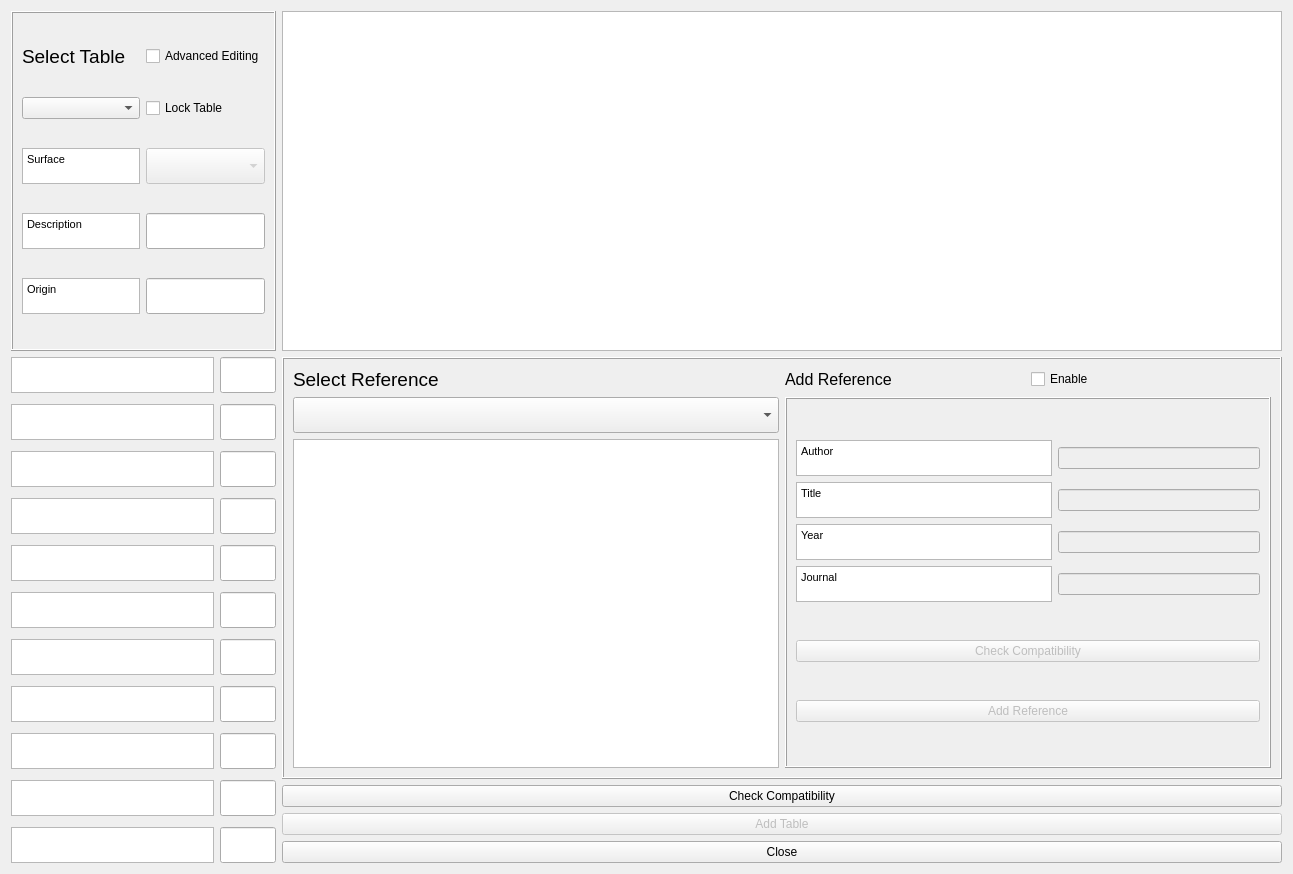
This is tabs/urban_type_db_editor_tab.ui in gusbacos/SUEWS-Database-manager as Qt 5 draws it before an edit. The edited form follows.
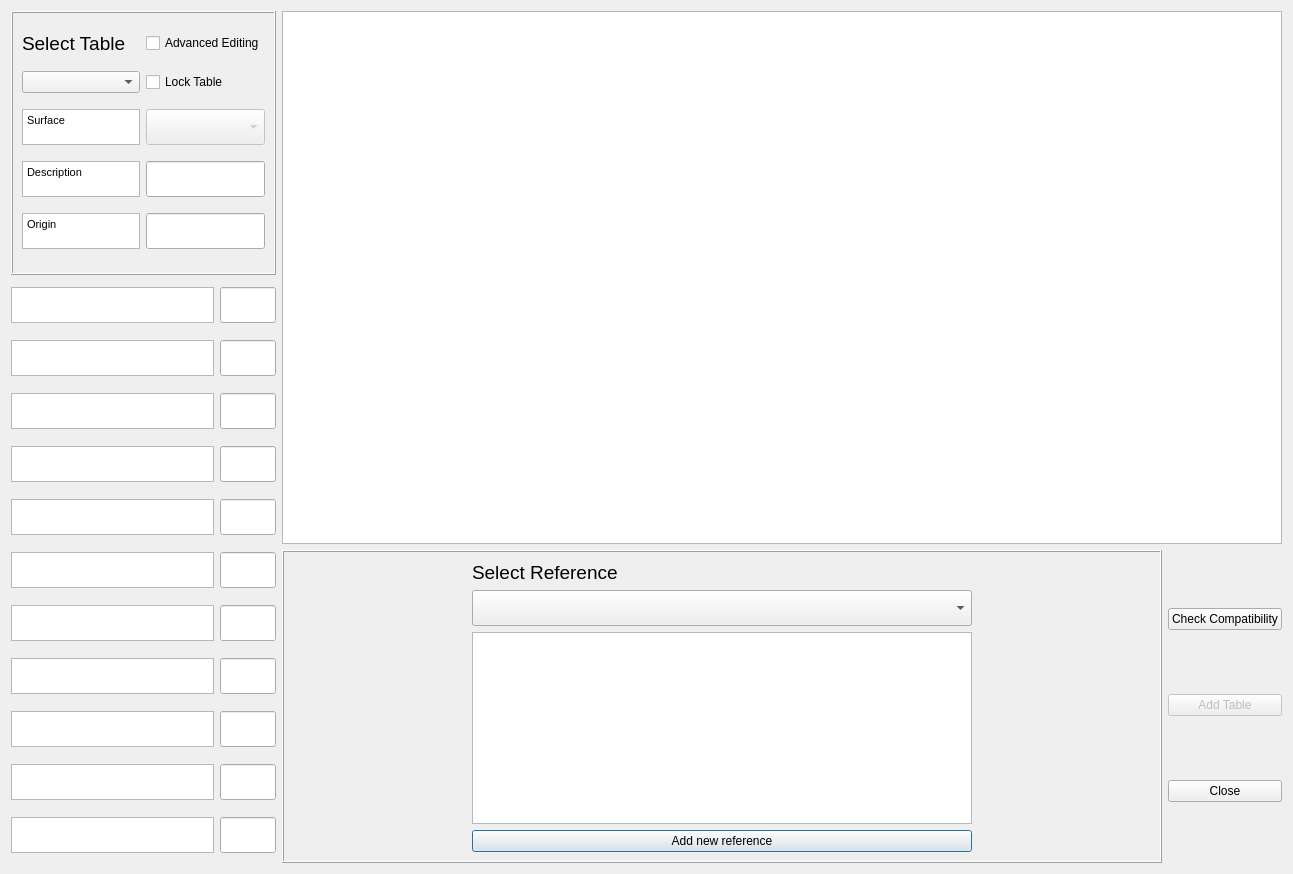
This is the edited form. Custom widgets are drawn as their Qt base class.

```diff
--- a/tabs/urban_type_db_editor_tab.ui
+++ b/tabs/urban_type_db_editor_tab.ui
@@ -13,7 +13,7 @@
   <property name="windowTitle">
    <string>Urban Type Database editor</string>
   </property>
-  <layout class="QGridLayout" name="gridLayout_5">
+  <layout class="QGridLayout" name="gridLayout_3">
    <item row="0" column="0">
     <widget class="QFrame" name="frame1">
      <property name="frameShape">
@@ -223,285 +223,7 @@
      </layout>
     </widget>
    </item>
-   <item row="1" column="1">
-    <widget class="QFrame" name="frame1_2">
-     <property name="frameShape">
-      <enum>QFrame::Box</enum>
-     </property>
-     <property name="frameShadow">
-      <enum>QFrame::Raised</enum>
-     </property>
-     <layout class="QGridLayout" name="gridLayout_6">
-      <item row="1" column="0">
-       <layout class="QGridLayout" name="gridLayout_4">
-        <item row="1" column="0">
-         <widget class="QComboBox" name="comboBoxRef">
-          <property name="sizePolicy">
-           <sizepolicy hsizetype="Expanding" vsizetype="Fixed">
-            <horstretch>0</horstretch>
-            <verstretch>0</verstretch>
-           </sizepolicy>
-          </property>
-          <property name="minimumSize">
-           <size>
-            <width>0</width>
-            <height>36</height>
-           </size>
-          </property>
-          <property name="maximumSize">
-           <size>
-            <width>500</width>
-            <height>36</height>
-           </size>
-          </property>
-          <item>
-           <property name="text">
-            <string/>
-           </property>
-          </item>
-         </widget>
-        </item>
-        <item row="2" column="0">
-         <widget class="QTextBrowser" name="textBrowserRef">
-          <property name="sizePolicy">
-           <sizepolicy hsizetype="Expanding" vsizetype="Preferred">
-            <horstretch>0</horstretch>
-            <verstretch>0</verstretch>
-           </sizepolicy>
-          </property>
-          <property name="maximumSize">
-           <size>
-            <width>500</width>
-            <height>16777215</height>
-           </size>
-          </property>
-         </widget>
-        </item>
-       </layout>
-      </item>
-      <item row="1" column="1">
-       <widget class="QFrame" name="frame1_3">
-        <property name="enabled">
-         <bool>true</bool>
-        </property>
-        <property name="frameShape">
-         <enum>QFrame::Box</enum>
-        </property>
-        <property name="frameShadow">
-         <enum>QFrame::Raised</enum>
-        </property>
-        <layout class="QGridLayout" name="gridLayout_9">
-         <item row="3" column="0">
-          <layout class="QGridLayout" name="gridLayout_3">
-           <item row="8" column="1">
-            <widget class="QgsFilterLineEdit" name="textEditRefJournal">
-             <property name="enabled">
-              <bool>false</bool>
-             </property>
-             <property name="qgisRelation" stdset="0">
-              <string notr="true"/>
-             </property>
-            </widget>
-           </item>
-           <item row="5" column="1">
-            <widget class="QgsFilterLineEdit" name="textEditRefAuthor">
-             <property name="enabled">
-              <bool>false</bool>
-             </property>
-             <property name="qgisRelation" stdset="0">
-              <string notr="true"/>
-             </property>
-            </widget>
-           </item>
-           <item row="7" column="1">
-            <widget class="QgsFilterLineEdit" name="textEditRefYear">
-             <property name="enabled">
-              <bool>false</bool>
-             </property>
-             <property name="qgisRelation" stdset="0">
-              <string notr="true"/>
-             </property>
-            </widget>
-           </item>
-           <item row="6" column="0">
-            <widget class="QTextBrowser" name="textBrowserRef3">
-             <property name="enabled">
-              <bool>true</bool>
-             </property>
-             <property name="sizePolicy">
-              <sizepolicy hsizetype="Expanding" vsizetype="Fixed">
-               <horstretch>0</horstretch>
-               <verstretch>0</verstretch>
-              </sizepolicy>
-             </property>
-             <property name="maximumSize">
-              <size>
-               <width>16777215</width>
-               <height>36</height>
-              </size>
-             </property>
-             <property name="html">
-              <string>&lt;!DOCTYPE HTML PUBLIC &quot;-//W3C//DTD HTML 4.0//EN&quot; &quot;http://www.w3.org/TR/REC-html40/strict.dtd&quot;&gt;
-&lt;html&gt;&lt;head&gt;&lt;meta name=&quot;qrichtext&quot; content=&quot;1&quot; /&gt;&lt;style type=&quot;text/css&quot;&gt;
-p, li { white-space: pre-wrap; }
-&lt;/style&gt;&lt;/head&gt;&lt;body style=&quot; font-family:'MS Shell Dlg 2'; font-size:8.25pt; font-weight:400; font-style:normal;&quot;&gt;
-&lt;p style=&quot; margin-top:0px; margin-bottom:0px; margin-left:0px; margin-right:0px; -qt-block-indent:0; text-indent:0px;&quot;&gt;&lt;span style=&quot; font-size:8pt;&quot;&gt;Title&lt;/span&gt;&lt;/p&gt;&lt;/body&gt;&lt;/html&gt;</string>
-             </property>
-            </widget>
-           </item>
-           <item row="6" column="1">
-            <widget class="QgsFilterLineEdit" name="textEditRefTitle">
-             <property name="enabled">
-              <bool>false</bool>
-             </property>
-             <property name="qgisRelation" stdset="0">
-              <string notr="true"/>
-             </property>
-            </widget>
-           </item>
-           <item row="7" column="0">
-            <widget class="QTextBrowser" name="textBrowserRef4">
-             <property name="enabled">
-              <bool>true</bool>
-             </property>
-             <property name="sizePolicy">
-              <sizepolicy hsizetype="Expanding" vsizetype="Fixed">
-               <horstretch>0</horstretch>
-               <verstretch>0</verstretch>
-              </sizepolicy>
-             </property>
-             <property name="maximumSize">
-              <size>
-               <width>16777215</width>
-               <height>36</height>
-              </size>
-             </property>
-             <property name="html">
-              <string>&lt;!DOCTYPE HTML PUBLIC &quot;-//W3C//DTD HTML 4.0//EN&quot; &quot;http://www.w3.org/TR/REC-html40/strict.dtd&quot;&gt;
-&lt;html&gt;&lt;head&gt;&lt;meta name=&quot;qrichtext&quot; content=&quot;1&quot; /&gt;&lt;style type=&quot;text/css&quot;&gt;
-p, li { white-space: pre-wrap; }
-&lt;/style&gt;&lt;/head&gt;&lt;body style=&quot; font-family:'MS Shell Dlg 2'; font-size:8.25pt; font-weight:400; font-style:normal;&quot;&gt;
-&lt;p style=&quot; margin-top:0px; margin-bottom:0px; margin-left:0px; margin-right:0px; -qt-block-indent:0; text-indent:0px;&quot;&gt;&lt;span style=&quot; font-size:8pt;&quot;&gt;Year&lt;/span&gt;&lt;/p&gt;&lt;/body&gt;&lt;/html&gt;</string>
-             </property>
-            </widget>
-           </item>
-           <item row="5" column="0">
-            <widget class="QTextBrowser" name="textBrowserRef2">
-             <property name="enabled">
-              <bool>true</bool>
-             </property>
-             <property name="sizePolicy">
-              <sizepolicy hsizetype="Expanding" vsizetype="Fixed">
-               <horstretch>0</horstretch>
-               <verstretch>0</verstretch>
-              </sizepolicy>
-             </property>
-             <property name="maximumSize">
-              <size>
-               <width>16777215</width>
-               <height>36</height>
-              </size>
-             </property>
-             <property name="html">
-              <string>&lt;!DOCTYPE HTML PUBLIC &quot;-//W3C//DTD HTML 4.0//EN&quot; &quot;http://www.w3.org/TR/REC-html40/strict.dtd&quot;&gt;
-&lt;html&gt;&lt;head&gt;&lt;meta name=&quot;qrichtext&quot; content=&quot;1&quot; /&gt;&lt;style type=&quot;text/css&quot;&gt;
-p, li { white-space: pre-wrap; }
-&lt;/style&gt;&lt;/head&gt;&lt;body style=&quot; font-family:'MS Shell Dlg 2'; font-size:8.25pt; font-weight:400; font-style:normal;&quot;&gt;
-&lt;p style=&quot; margin-top:0px; margin-bottom:0px; margin-left:0px; margin-right:0px; -qt-block-indent:0; text-indent:0px;&quot;&gt;&lt;span style=&quot; font-size:8pt;&quot;&gt;Author&lt;/span&gt;&lt;/p&gt;&lt;/body&gt;&lt;/html&gt;</string>
-             </property>
-            </widget>
-           </item>
-           <item row="8" column="0">
-            <widget class="QTextBrowser" name="textBrowserRef5">
-             <property name="enabled">
-              <bool>true</bool>
-             </property>
-             <property name="sizePolicy">
-              <sizepolicy hsizetype="Expanding" vsizetype="Fixed">
-               <horstretch>0</horstretch>
-               <verstretch>0</verstretch>
-              </sizepolicy>
-             </property>
-             <property name="maximumSize">
-              <size>
-               <width>16777215</width>
-               <height>36</height>
-              </size>
-             </property>
-             <property name="html">
-              <string>&lt;!DOCTYPE HTML PUBLIC &quot;-//W3C//DTD HTML 4.0//EN&quot; &quot;http://www.w3.org/TR/REC-html40/strict.dtd&quot;&gt;
-&lt;html&gt;&lt;head&gt;&lt;meta name=&quot;qrichtext&quot; content=&quot;1&quot; /&gt;&lt;style type=&quot;text/css&quot;&gt;
-p, li { white-space: pre-wrap; }
-&lt;/style&gt;&lt;/head&gt;&lt;body style=&quot; font-family:'MS Shell Dlg 2'; font-size:8.25pt; font-weight:400; font-style:normal;&quot;&gt;
-&lt;p style=&quot; margin-top:0px; margin-bottom:0px; margin-left:0px; margin-right:0px; -qt-block-indent:0; text-indent:0px;&quot;&gt;&lt;span style=&quot; font-size:8pt;&quot;&gt;Journal&lt;/span&gt;&lt;/p&gt;&lt;/body&gt;&lt;/html&gt;</string>
-             </property>
-            </widget>
-           </item>
-          </layout>
-         </item>
-         <item row="5" column="0">
-          <widget class="QPushButton" name="pushButtonAddRef">
-           <property name="enabled">
-            <bool>false</bool>
-           </property>
-           <property name="text">
-            <string>Add Reference</string>
-           </property>
-          </widget>
-         </item>
-         <item row="4" column="0">
-          <widget class="QPushButton" name="pushButtonCheckRef">
-           <property name="enabled">
-            <bool>false</bool>
-           </property>
-           <property name="text">
-            <string>Check Compatibility</string>
-           </property>
-          </widget>
-         </item>
-        </layout>
-       </widget>
-      </item>
-      <item row="0" column="1">
-       <layout class="QHBoxLayout" name="horizontalLayout">
-        <item>
-         <widget class="QLabel" name="label_45">
-          <property name="text">
-           <string>&lt;!DOCTYPE HTML PUBLIC &quot;-//W3C//DTD HTML 4.0//EN&quot; &quot;http://www.w3.org/TR/REC-html40/strict.dtd&quot;&gt;
-&lt;html&gt;&lt;head&gt;&lt;meta name=&quot;qrichtext&quot; content=&quot;1&quot; /&gt;&lt;style type=&quot;text/css&quot;&gt;
-p, li { white-space: pre-wrap; }
-&lt;/style&gt;&lt;/head&gt;&lt;body style=&quot; font-family:'MS Shell Dlg 2'; font-size:8pt; font-weight:400; font-style:normal;&quot;&gt;
-&lt;p style=&quot; margin-top:0px; margin-bottom:0px; margin-left:0px; margin-right:0px; -qt-block-indent:0; text-indent:0px;&quot;&gt;&lt;span style=&quot; font-size:12pt;&quot;&gt;Add Reference&lt;/span&gt;&lt;/p&gt;&lt;/body&gt;&lt;/html&gt;</string>
-          </property>
-         </widget>
-        </item>
-        <item>
-         <widget class="QCheckBox" name="checkBoxRef">
-          <property name="enabled">
-           <bool>true</bool>
-          </property>
-          <property name="text">
-           <string>Enable</string>
-          </property>
-         </widget>
-        </item>
-       </layout>
-      </item>
-      <item row="0" column="0">
-       <widget class="QLabel" name="label_43">
-        <property name="text">
-         <string>&lt;!DOCTYPE HTML PUBLIC &quot;-//W3C//DTD HTML 4.0//EN&quot; &quot;http://www.w3.org/TR/REC-html40/strict.dtd&quot;&gt;
-&lt;html&gt;&lt;head&gt;&lt;meta name=&quot;qrichtext&quot; content=&quot;1&quot; /&gt;&lt;style type=&quot;text/css&quot;&gt;
-p, li { white-space: pre-wrap; }
-&lt;/style&gt;&lt;/head&gt;&lt;body style=&quot; font-family:'MS Shell Dlg 2'; font-size:12pt; font-weight:400; font-style:normal;&quot;&gt;
-&lt;p style=&quot; margin-top:0px; margin-bottom:0px; margin-left:0px; margin-right:0px; -qt-block-indent:0; text-indent:0px;&quot;&gt;&lt;span style=&quot; font-size:14pt;&quot;&gt;Select Reference&lt;/span&gt;&lt;/p&gt;&lt;/body&gt;&lt;/html&gt;</string>
-        </property>
-       </widget>
-      </item>
-     </layout>
-    </widget>
-   </item>
-   <item row="0" column="1">
+   <item row="0" column="1" rowspan="2" colspan="2">
     <widget class="QTextBrowser" name="textBrowserDf">
      <property name="enabled">
       <bool>true</bool>
@@ -930,6 +652,83 @@
     </layout>
    </item>
    <item row="2" column="1">
+    <widget class="QFrame" name="frame1_2">
+     <property name="frameShape">
+      <enum>QFrame::Box</enum>
+     </property>
+     <property name="frameShadow">
+      <enum>QFrame::Raised</enum>
+     </property>
+     <layout class="QGridLayout" name="gridLayout_6">
+      <item row="2" column="0">
+       <layout class="QGridLayout" name="gridLayout_4">
+        <item row="1" column="0">
+         <widget class="QComboBox" name="comboBoxRef">
+          <property name="sizePolicy">
+           <sizepolicy hsizetype="Expanding" vsizetype="Fixed">
+            <horstretch>0</horstretch>
+            <verstretch>0</verstretch>
+           </sizepolicy>
+          </property>
+          <property name="minimumSize">
+           <size>
+            <width>0</width>
+            <height>36</height>
+           </size>
+          </property>
+          <property name="maximumSize">
+           <size>
+            <width>500</width>
+            <height>36</height>
+           </size>
+          </property>
+          <item>
+           <property name="text">
+            <string/>
+           </property>
+          </item>
+         </widget>
+        </item>
+        <item row="2" column="0">
+         <widget class="QTextBrowser" name="textBrowserRef">
+          <property name="sizePolicy">
+           <sizepolicy hsizetype="Expanding" vsizetype="Preferred">
+            <horstretch>0</horstretch>
+            <verstretch>0</verstretch>
+           </sizepolicy>
+          </property>
+          <property name="maximumSize">
+           <size>
+            <width>500</width>
+            <height>16777215</height>
+           </size>
+          </property>
+         </widget>
+        </item>
+       </layout>
+      </item>
+      <item row="1" column="0">
+       <widget class="QLabel" name="label_43">
+        <property name="text">
+         <string>&lt;!DOCTYPE HTML PUBLIC &quot;-//W3C//DTD HTML 4.0//EN&quot; &quot;http://www.w3.org/TR/REC-html40/strict.dtd&quot;&gt;
+&lt;html&gt;&lt;head&gt;&lt;meta name=&quot;qrichtext&quot; content=&quot;1&quot; /&gt;&lt;style type=&quot;text/css&quot;&gt;
+p, li { white-space: pre-wrap; }
+&lt;/style&gt;&lt;/head&gt;&lt;body style=&quot; font-family:'MS Shell Dlg 2'; font-size:12pt; font-weight:400; font-style:normal;&quot;&gt;
+&lt;p style=&quot; margin-top:0px; margin-bottom:0px; margin-left:0px; margin-right:0px; -qt-block-indent:0; text-indent:0px;&quot;&gt;&lt;span style=&quot; font-size:14pt;&quot;&gt;Select Reference&lt;/span&gt;&lt;/p&gt;&lt;/body&gt;&lt;/html&gt;</string>
+        </property>
+       </widget>
+      </item>
+      <item row="3" column="0">
+       <widget class="QPushButton" name="pushButtonToRefManager">
+        <property name="text">
+         <string>Add new reference</string>
+        </property>
+       </widget>
+      </item>
+     </layout>
+    </widget>
+   </item>
+   <item row="2" column="2">
     <layout class="QGridLayout" name="gridLayout_8">
      <item row="0" column="0">
       <widget class="QPushButton" name="pushButtonCheck">
```
Left out of the diff: 80 changed lines with no effect on the pictures.
